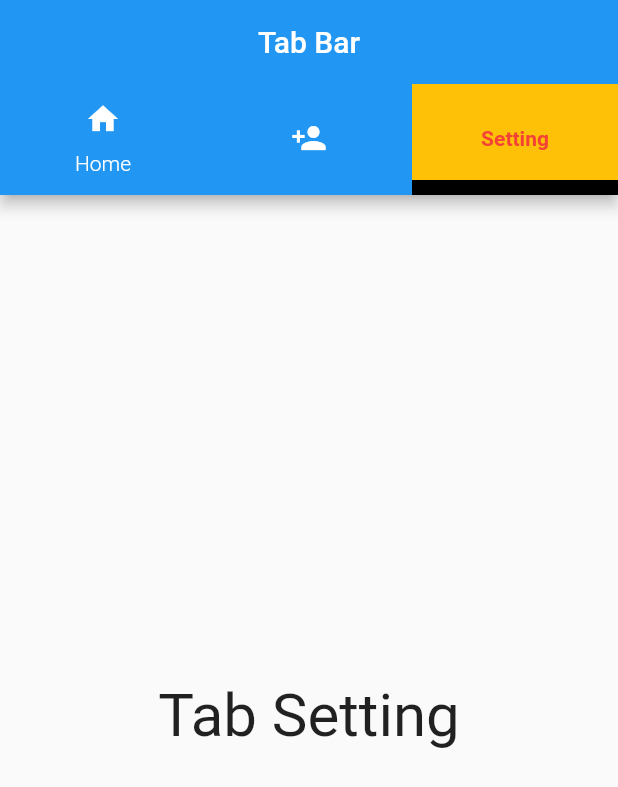
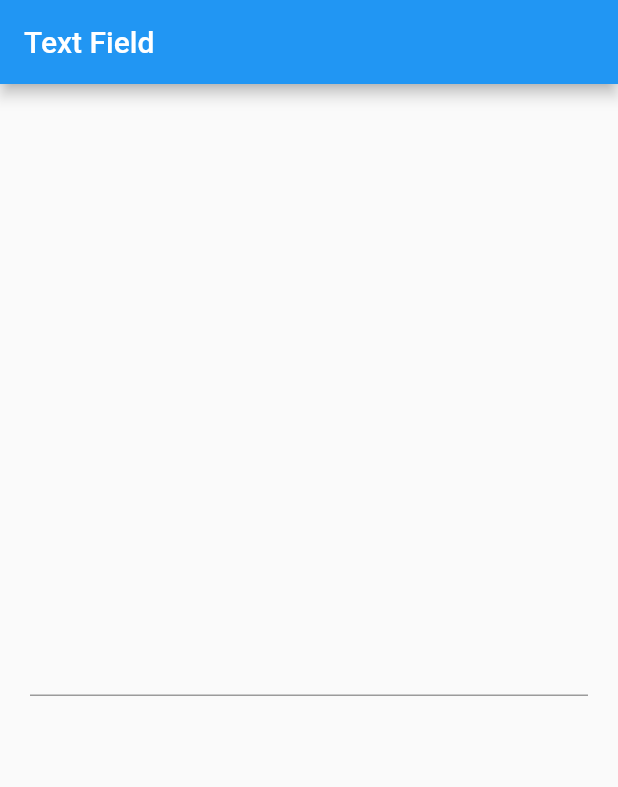
Before and after one commit to ammar-hanif-fauzan/flutter_basic, a Flutter app: the screen it shows after launch, on a phone screen of 412 x 824 dp. Shown: the top 787 px of the screen. Run offline on Flutter 3.47's test engine with Material 2 defaults, Android fonts, the phone set to English and light mode, and no system bars; our stand-ins replace faker.

Commit message:
text field

```diff
--- a/lib/11 main app-bar.dart
+++ b/lib/11 main app-bar.dart
@@ -1,4 +1,4 @@
-// ignore_for_file: must_be_immutable
+// ignore_for_file: must_be_immutable, file_names
 import 'package:flutter/material.dart';
 
 void main() {
--- a/lib/12 main tab-bar.dart
+++ b/lib/12 main tab-bar.dart
@@ -1,3 +1,5 @@
+// ignore_for_file: file_names
+
 import 'package:flutter/material.dart';
 
 void main() {
--- a/lib/main.dart
+++ b/lib/main.dart
@@ -11,75 +11,24 @@ class MyApp extends StatelessWidget {
   Widget build(BuildContext context) {
     return MaterialApp(
       debugShowCheckedModeBanner: false,
-      home: DefaultTabController(
-        initialIndex: 2,
-        length: 3,
-        child: Scaffold(
-          appBar: AppBar(
-            title: const Text('Tab Bar'),
-            centerTitle: true,
-            bottom: const TabBar(
-              labelColor: Colors.red,
-              unselectedLabelColor: Colors.white,
-              labelStyle: TextStyle(
-                fontWeight: FontWeight.bold,
-              ),
-              unselectedLabelStyle: TextStyle(
-                fontWeight: FontWeight.w300,
-              ),
-              // indicatorColor: Colors.black,
-              // indicatorPadding: EdgeInsets.all(10),
-              // indicatorWeight: 5,
-              indicator: BoxDecoration(
-                color: Colors.amber,
-                border: Border(
-                  bottom: BorderSide(
-                    color: Colors.black,
-                    width: 10,
-                  ),
-                ),
-              ),
-              tabs: [
-                Tab(
-                  text: 'Home',
-                  icon: Icon(Icons.home),
-                ),
-                Tab(
-                  icon: Icon(Icons.person_add),
-                ),
-                Tab(
-                  text: 'Setting',
-                ),
-              ],
+      home: Scaffold(
+        appBar: AppBar(
+          title: const Text('Text Field'),
+        ),
+        body: const Center(
+          child: Padding(
+            padding: EdgeInsets.all(20),
+            child: TextField(
+              autocorrect: true, // membenarkan kata2
+              autofocus: false, // membuat form langsung terpilih
+              enableSuggestions: true, // memberi sugesti kata
+              enableInteractiveSelection: true, // membuat bisa copy paste form
+              enabled: true, // membuat form menjadi disable jika false
+              // obscureText: false, // membuat form menjadi password
+              // obscuringCharacter: '*', // karakter password bisa diganti
+              keyboardType: TextInputType.phone, // input type keyobard number
+              readOnly: true, // membuat menjadi readonly
             ),
-          ),
-          body: const TabBarView(
-            children: [
-              Center(
-                child: Text(
-                  "Tab Home",
-                  style: TextStyle(
-                    fontSize: 40,
-                  ),
-                ),
-              ),
-              Center(
-                child: Text(
-                  "Tab Invite User",
-                  style: TextStyle(
-                    fontSize: 40,
-                  ),
-                ),
-              ),
-              Center(
-                child: Text(
-                  "Tab Setting",
-                  style: TextStyle(
-                    fontSize: 40,
-                  ),
-                ),
-              ),
-            ],
           ),
         ),
       ),
```
